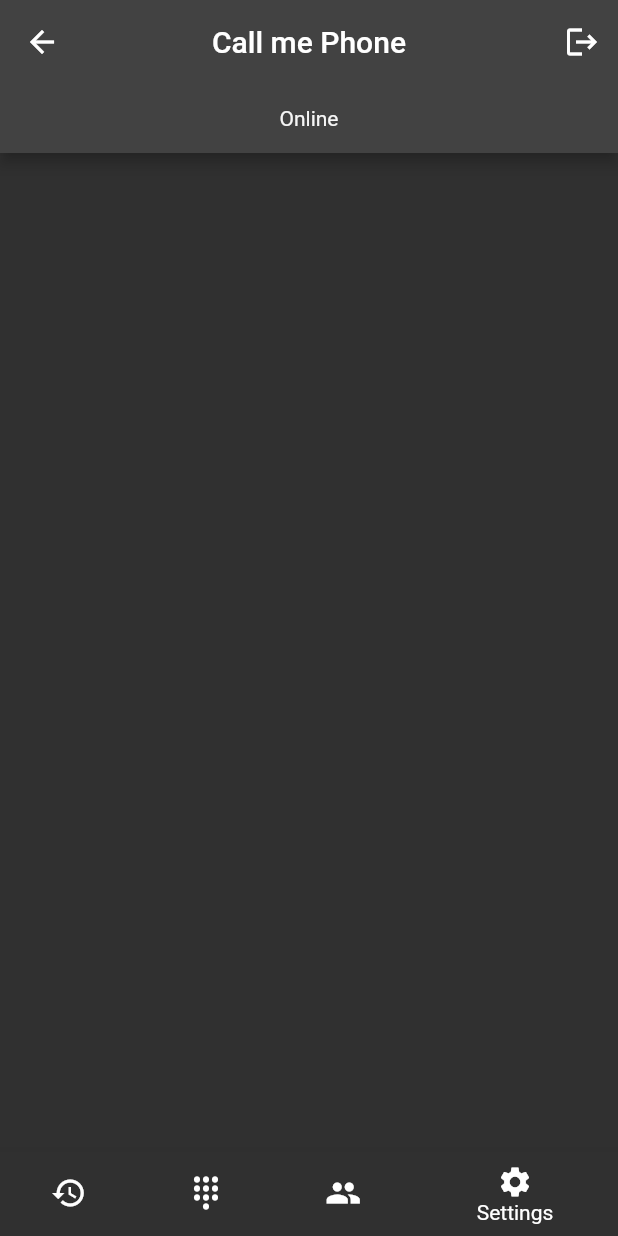
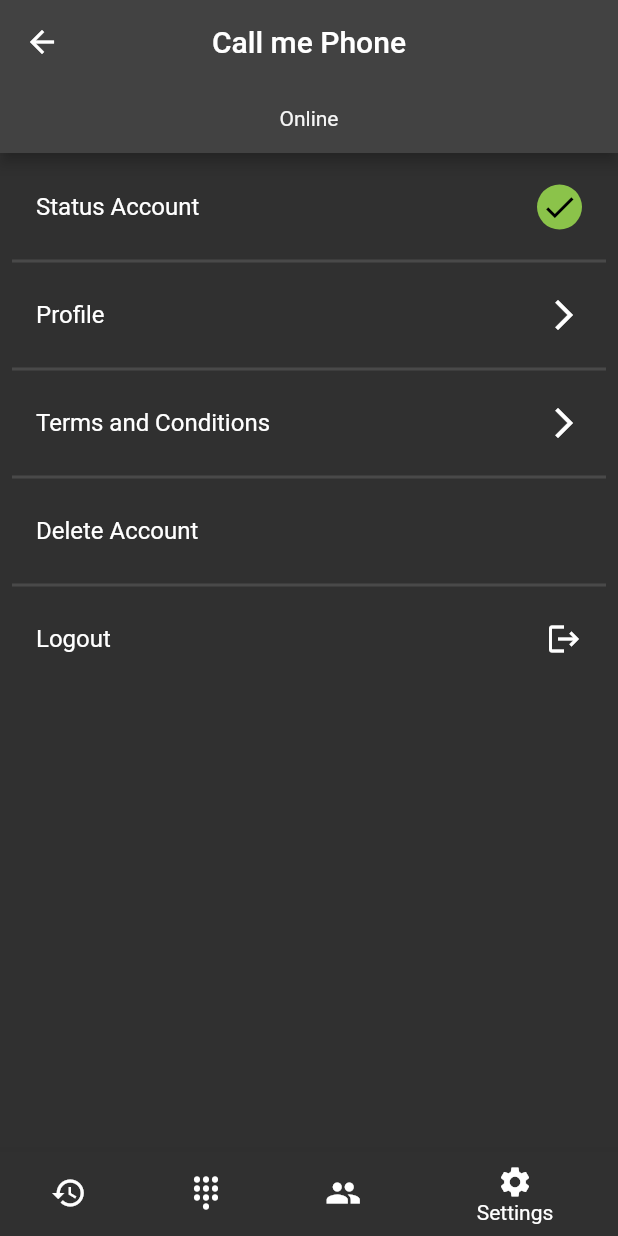
Before and after one commit to rohitrai003/flutter_app, a Flutter app: the HomeScreen screen opened by its route, item 4 of the bottom bar chosen, on a phone screen of 412 x 824 dp. Run offline on Flutter 3.47's test engine with Material 2 defaults, Android fonts, the light colour scheme and no system bars; our stand-ins replace shared_preferences; accounts and stored records are empty.

Commit message:
Changes in contact

```diff
--- a/lib/src/screens/home_screen.dart
+++ b/lib/src/screens/home_screen.dart
@@ -3,7 +3,6 @@ import 'package:login_save/src/screens/main_pages/contact.dart';
 import 'package:login_save/src/screens/main_pages/dialpad.dart';
 import 'package:login_save/src/screens/main_pages/history.dart';
 import 'package:login_save/src/screens/main_pages/settings.dart';
-import 'package:shared_preferences/shared_preferences.dart';
 
 class HomeScreen extends StatefulWidget {
   @override
@@ -11,11 +10,7 @@ class HomeScreen extends StatefulWidget {
 }
 
 class _HomeScreenState extends State<HomeScreen> {
-  void _logout(BuildContext context) async {
-    SharedPreferences prefs = await SharedPreferences.getInstance();
-    prefs.setBool('isLoggedIn', false);
-    Navigator.pushReplacementNamed(context, '/login');
-  }
+  int index = 0;
 
   List<Widget> pages = [
     HistoryPage(),
@@ -24,43 +19,13 @@ class _HomeScreenState extends State<HomeScreen> {
     SettingsPage(),
   ];
 
-  logoutProcess() {
-    return showDialog(
-      context: context,
-      builder: (context) {
-        return AlertDialog(
-          title: const Text('Do You Want To Logout ? '),
-          actions: [
-            TextButton(
-                onPressed: () => _logout(context), child: const Text('Yes')),
-            TextButton(
-                onPressed: () {
-                  Navigator.pop(context);
-                },
-                child: const Text('No')),
-          ],
-          shape:
-              RoundedRectangleBorder(borderRadius: BorderRadius.circular(10)),
-        );
-      },
-    );
-  }
-
-  int index = 0;
-
   @override
   Widget build(BuildContext context) {
     return Scaffold(
       appBar: AppBar(
         title: const Text('Call me Phone'),
         centerTitle: true,
-        actions: [
-          IconButton(
-            onPressed: () => logoutProcess(),
-            icon: const Icon(Icons.logout),
-          ),
-        ],
-        bottom: Tab(
+        bottom: const Tab(
           child: Text('Online'),
         ),
         bottomOpacity: 0.8,
--- a/lib/src/screens/main_pages/contact.dart
+++ b/lib/src/screens/main_pages/contact.dart
@@ -49,6 +49,10 @@ class ContactPage extends StatelessWidget {
           ),
           Container(color: Colors.white),
         ]),
+        floatingActionButton: FloatingActionButton(
+          onPressed: () {},
+          child: const Icon(Icons.add),
+        ),
       ),
     );
   }
--- a/lib/src/screens/main_pages/settings.dart
+++ b/lib/src/screens/main_pages/settings.dart
@@ -1,10 +1,97 @@
 import 'package:flutter/material.dart';
+import 'package:shared_preferences/shared_preferences.dart';
 
 class SettingsPage extends StatelessWidget {
-  const SettingsPage({super.key});
+  SettingsPage({super.key});
+
+  void _logout(BuildContext context) async {
+    SharedPreferences prefs = await SharedPreferences.getInstance();
+    prefs.setBool('isLoggedIn', false);
+    Navigator.pushReplacementNamed(context, '/login');
+  }
+
+  logoutProcess(context) {
+    return showDialog(
+      context: context,
+      builder: (context) {
+        return AlertDialog(
+          title: const Text('Do You Want To Logout ? '),
+          actions: [
+            TextButton(
+                onPressed: () => _logout(context), child: const Text('Yes')),
+            TextButton(
+                onPressed: () {
+                  Navigator.pop(context);
+                },
+                child: const Text('No')),
+          ],
+          shape:
+              RoundedRectangleBorder(borderRadius: BorderRadius.circular(10)),
+        );
+      },
+    );
+  }
 
   @override
   Widget build(BuildContext context) {
-    return Container();
+    return Padding(
+      padding: const EdgeInsets.all(8.0),
+      child: Column(
+        children: [
+          InkWell(
+            onTap: () {},
+            child: const ListTile(
+              title: Text('Status Account'),
+              trailing: CircleAvatar(
+                  radius: 15,
+                  backgroundColor: Colors.lightGreen,
+                  child: Icon(
+                    Icons.done,
+                    size: 25,
+                  )),
+            ),
+          ),
+          const Divider(
+            thickness: 2,
+          ),
+          InkWell(
+            onTap: () {},
+            child: const ListTile(
+              title: Text('Profile'),
+              trailing: Icon(Icons.arrow_forward_ios),
+            ),
+          ),
+          const Divider(
+            thickness: 2,
+          ),
+          InkWell(
+            onTap: () {},
+            child: const ListTile(
+              title: Text('Terms and Conditions'),
+              trailing: Icon(Icons.arrow_forward_ios),
+            ),
+          ),
+          const Divider(
+            thickness: 2,
+          ),
+          InkWell(
+            onTap: () {},
+            child: const ListTile(
+              title: Text('Delete Account'),
+            ),
+          ),
+          const Divider(
+            thickness: 2,
+          ),
+          InkWell(
+            onTap: () => logoutProcess(context),
+            child: const ListTile(
+              title: Text('Logout'),
+              trailing: Icon(Icons.logout),
+            ),
+          ),
+        ],
+      ),
+    );
   }
 }
```
